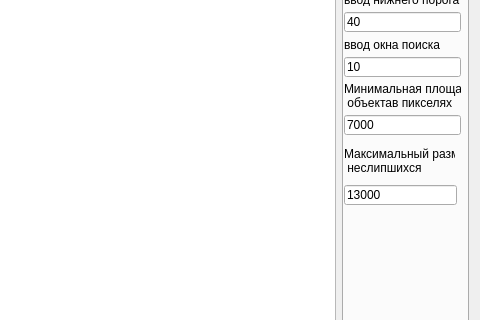
Before: the Qt Designer form widget.ui in Orin-dev/Mephi, drawn with Qt 5; both pictures show x 520 to 1000 and y 252 to 572 of the 1000 by 773 pixel window.
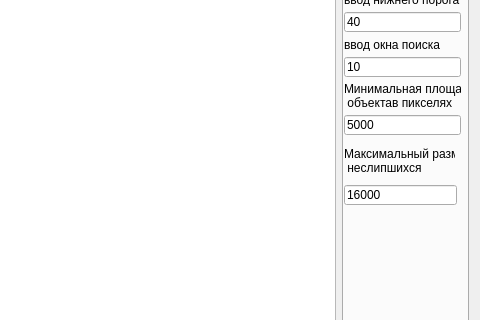
After: the same form once the commit is applied.

```diff
--- a/widget.ui
+++ b/widget.ui
@@ -193,7 +193,7 @@
             </rect>
            </property>
            <property name="text">
-            <string>7000</string>
+            <string>5000</string>
            </property>
           </widget>
           <widget class="QLabel" name="label_4">
@@ -338,7 +338,7 @@
             </rect>
            </property>
            <property name="text">
-            <string>13000</string>
+            <string>16000</string>
            </property>
           </widget>
          </widget>
```
